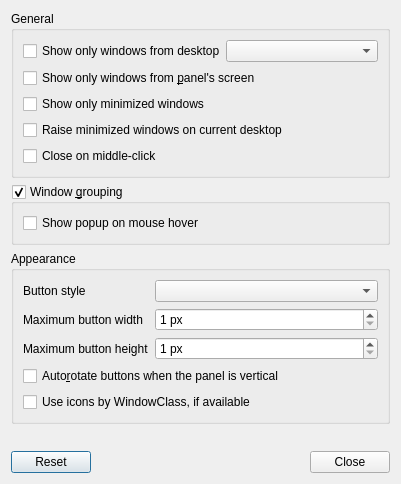
Qt form plugin-taskbar/lxqttaskbarconfiguration.ui (lubuntu-team/lxqt-panel-packaging) before a commit.
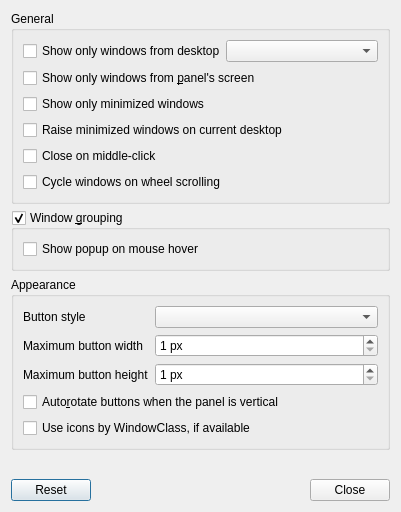
The same form after that commit.

Patch:
```diff
--- a/plugin-taskbar/lxqttaskbarconfiguration.ui
+++ b/plugin-taskbar/lxqttaskbarconfiguration.ui
@@ -7,7 +7,7 @@
     <x>0</x>
     <y>0</y>
     <width>401</width>
-    <height>484</height>
+    <height>512</height>
    </rect>
   </property>
   <property name="windowTitle">
@@ -68,6 +68,13 @@
         </property>
        </widget>
       </item>
+      <item>
+       <widget class="QCheckBox" name="cycleOnWheelScroll">
+        <property name="text">
+         <string>Cycle windows on wheel scrolling</string>
+        </property>
+       </widget>
+      </item>
      </layout>
     </widget>
    </item>
@@ -131,7 +138,7 @@
          <number>1</number>
         </property>
         <property name="maximum">
-         <number>500</number>
+         <number>2147483647</number>
         </property>
        </widget>
       </item>
```
Left out of the diff: 15 changed lines with no effect on the pictures.
